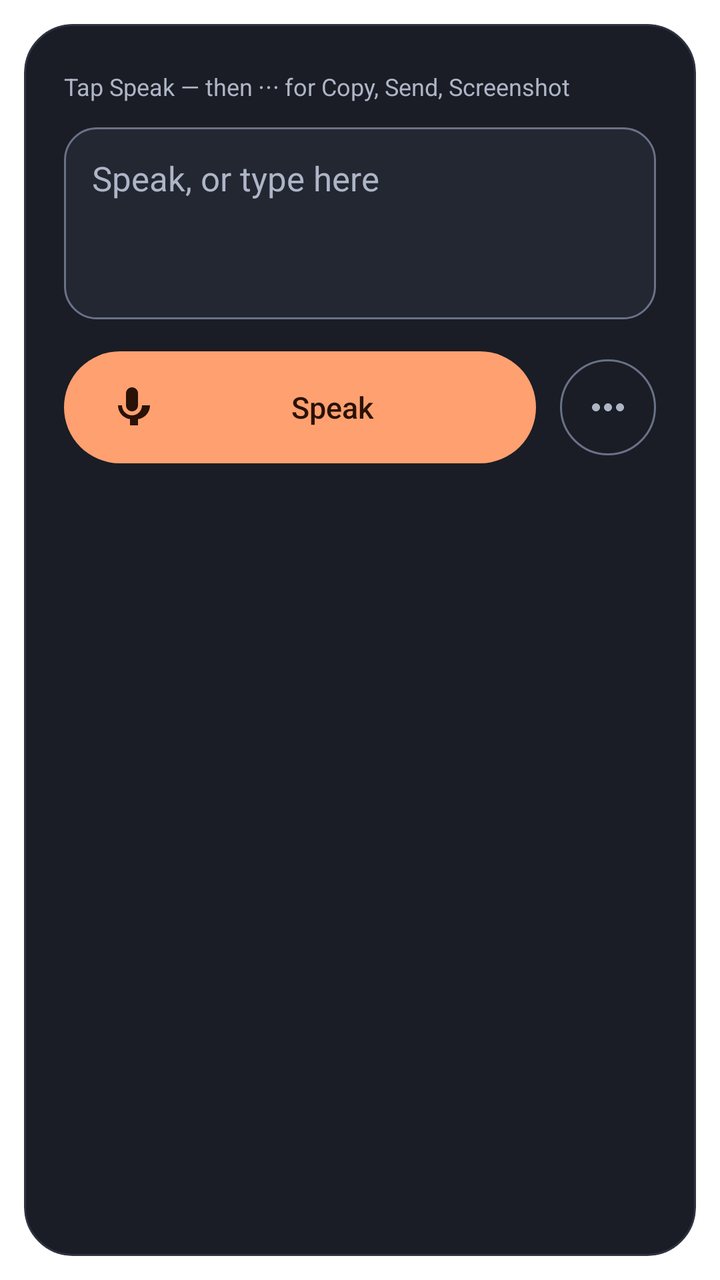
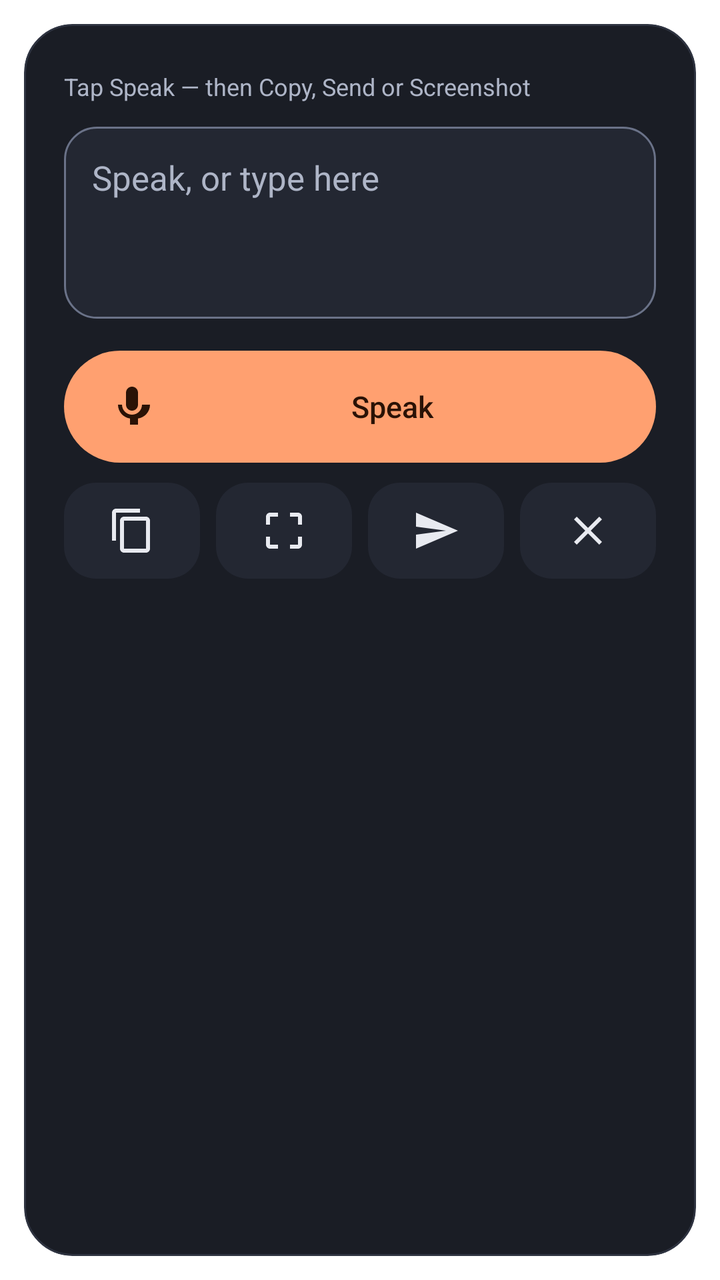

Screens rendered from an Android XML layout before and after an edit, with the pre-edit source and the edit as a unified diff.
<!-- AndroidManifest.xml: activity theme Theme.Dicta.Overlay -->
<!-- res/layout/activity_dictate.xml -->
<?xml version="1.0" encoding="utf-8"?>
<ScrollView xmlns:android="http://schemas.android.com/apk/res/android"
    android:layout_width="match_parent"
    android:layout_height="wrap_content"
    android:background="@drawable/card_bg"
    android:clipToOutline="true">

    <LinearLayout
        android:id="@+id/dictate_card"
        android:layout_width="match_parent"
        android:layout_height="wrap_content"
        android:orientation="vertical"
        android:padding="20dp">

        
        <LinearLayout
            android:id="@+id/overlay_status_strip"
            android:layout_width="match_parent"
            android:layout_height="wrap_content"
            android:orientation="horizontal"
            android:gravity="center_vertical"
            android:baselineAligned="false">

            
            <ProgressBar
                android:id="@+id/level_meter"
                style="?android:attr/progressBarStyleHorizontal"
                android:layout_width="72dp"
                android:layout_height="4dp"
                android:layout_marginEnd="10dp"
                android:max="100"
                android:progress="0"
                android:progressDrawable="@drawable/meter_progress"
                android:contentDescription="@string/level_meter_desc"
                android:visibility="gone" />

            
            <Space
                android:id="@+id/status_strip_spacer"
                android:layout_width="0dp"
                android:layout_height="1dp"
                android:layout_weight="1" />

            
            <TextView
                android:id="@+id/engine_badge"
                android:layout_width="wrap_content"
                android:layout_height="wrap_content"
                android:layout_marginStart="8dp"
                android:paddingStart="8dp"
                android:paddingEnd="8dp"
                android:paddingTop="2dp"
                android:paddingBottom="2dp"
                android:background="@drawable/badge_bg"
                android:textSize="11sp"
                android:maxLines="1"
                android:ellipsize="end"
                android:textColor="@color/dicta_on_accent_container"
                android:contentDescription="@string/engine_badge_desc"
                android:visibility="gone" />
        </LinearLayout>

        
        <TextView
            android:id="@+id/status_text"
            android:layout_width="match_parent"
            android:layout_height="wrap_content"
            android:layout_marginTop="2dp"
            android:text="@string/dictate_hint"
            android:textSize="12sp"
            android:maxLines="4"
            android:ellipsize="end"
            android:lineSpacingExtra="1dp"
            android:textColor="@color/dicta_on_surface_variant" />

        
        <EditText
            android:id="@+id/dictated_text"
            android:layout_width="match_parent"
            android:layout_height="wrap_content"
            android:layout_marginTop="12dp"
            android:minLines="3"
            android:gravity="top"
            android:hint="@string/dictate_text_hint"
            android:textSize="17sp"
            android:lineSpacingExtra="3dp"
            android:textColor="@color/dicta_on_surface"
            android:textColorHint="@color/dicta_on_surface_variant"
            android:background="@drawable/input_bg"
            android:padding="14dp"
            android:inputType="textMultiLine|textCapSentences" />

        
        <TextView
            android:id="@+id/attachment_note"
            android:layout_width="match_parent"
            android:layout_height="wrap_content"
            android:layout_marginTop="8dp"
            android:textSize="12sp"
            android:textColor="@color/dicta_on_surface_variant"
            android:visibility="gone"
            android:text="@string/screenshot_attached_note" />

        
        <LinearLayout
            android:layout_width="match_parent"
            android:layout_height="wrap_content"
            android:orientation="horizontal"
            android:layout_marginTop="16dp"
            android:gravity="center_vertical">

            <Button
                android:id="@+id/mic_button"
                android:layout_width="0dp"
                android:layout_height="56dp"
                android:layout_weight="1"
                android:background="@drawable/mic_pill_bg"
                android:drawableStart="@drawable/ic_mic"
                android:drawableTint="@color/dicta_on_accent"
                android:drawablePadding="8dp"
                android:paddingStart="22dp"
                android:paddingEnd="22dp"
                android:stateListAnimator="@null"
                android:textColor="@color/dicta_on_accent"
                android:textSize="15sp"
                android:textAllCaps="false"
                android:text="@string/start_dictation" />

            
            <Button
                android:id="@+id/retranscribe_button"
                android:layout_width="0dp"
                android:layout_height="56dp"
                android:layout_weight="1"
                android:background="@drawable/outline_button_bg"
                android:paddingStart="22dp"
                android:paddingEnd="22dp"
                android:stateListAnimator="@null"
                android:textColor="@color/dicta_on_surface"
                android:textSize="15sp"
                android:textAllCaps="false"
                android:visibility="gone"
                android:text="@string/history_retranscribe" />

            
            <ImageButton
                android:id="@+id/more_button"
                android:layout_width="48dp"
                android:layout_height="48dp"
                android:layout_marginStart="12dp"
                android:src="@drawable/ic_more"
                android:scaleType="center"
                android:background="@drawable/ghost_button_bg"
                android:tint="@color/dicta_on_surface_variant"
                android:contentDescription="@string/more_actions"
                android:tooltipText="@string/more_actions" />
        </LinearLayout>

        
        <LinearLayout
            android:id="@+id/action_row"
            android:layout_width="match_parent"
            android:layout_height="wrap_content"
            android:orientation="horizontal"
            android:layout_marginTop="10dp"
            android:visibility="gone">

            <ImageButton
                android:id="@+id/copy_button"
                android:layout_width="0dp"
                android:layout_height="48dp"
                android:layout_weight="1"
                android:src="@drawable/ic_copy"
                android:scaleType="center"
                android:background="@drawable/icon_button_bg"
                android:tint="@color/dicta_on_surface"
                android:contentDescription="@string/copy"
                android:tooltipText="@string/copy" />

            <ImageButton
                android:id="@+id/screenshot_button"
                android:layout_width="0dp"
                android:layout_height="48dp"
                android:layout_weight="1"
                android:layout_marginStart="8dp"
                android:src="@drawable/ic_screenshot"
                android:scaleType="center"
                android:background="@drawable/icon_button_bg"
                android:tint="@color/dicta_on_surface"
                android:contentDescription="@string/screenshot"
                android:tooltipText="@string/screenshot" />

            <ImageButton
                android:id="@+id/share_button"
                android:layout_width="0dp"
                android:layout_height="48dp"
                android:layout_weight="1"
                android:layout_marginStart="8dp"
                android:src="@drawable/ic_send"
                android:scaleType="center"
                android:background="@drawable/icon_button_bg"
                android:tint="@color/dicta_on_surface"
                android:contentDescription="@string/share"
                android:tooltipText="@string/share" />

            <ImageButton
                android:id="@+id/close_button"
                android:layout_width="0dp"
                android:layout_height="48dp"
                android:layout_weight="1"
                android:layout_marginStart="8dp"
                android:src="@drawable/ic_close"
                android:scaleType="center"
                android:background="@drawable/icon_button_bg"
                android:tint="@color/dicta_on_surface"
                android:contentDescription="@string/close"
                android:tooltipText="@string/close" />
        </LinearLayout>
    </LinearLayout>
</ScrollView>
<!-- resources referenced by this layout -->
<resources>
  <color name="dicta_on_accent">#2A1206</color>
  <color name="dicta_on_accent_container">#FFD3BC</color>
  <color name="dicta_on_surface">#E8EAF0</color>
  <color name="dicta_on_surface_variant">#AEB5C7</color>
  <!-- drawable badge_bg (drawable) -->
  <?xml version="1.0" encoding="utf-8"?>
  <shape xmlns:android="http://schemas.android.com/apk/res/android"
      android:shape="rectangle">
      <solid android:color="@color/dicta_accent_container" />
      <corners android:radius="8dp" />
  </shape>
  <!-- drawable card_bg (drawable) -->
  <?xml version="1.0" encoding="utf-8"?>
  <shape xmlns:android="http://schemas.android.com/apk/res/android"
      android:shape="rectangle">
      <solid android:color="@color/dicta_surface_2" />
      <corners android:radius="24dp" />
      <stroke android:width="1dp" android:color="@color/dicta_divider" />
  </shape>
  <!-- drawable ghost_button_bg (drawable) -->
  <?xml version="1.0" encoding="utf-8"?>
  <selector xmlns:android="http://schemas.android.com/apk/res/android">
      <item android:state_pressed="true">
          <shape android:shape="oval">
              <solid android:color="@color/dicta_accent_container" />
          </shape>
      </item>
      <item android:state_selected="true">
          <shape android:shape="oval">
              <solid android:color="@color/dicta_accent_container" />
              <stroke android:width="1dp" android:color="@color/dicta_accent" />
          </shape>
      </item>
      <item>
          <shape android:shape="oval">
              <solid android:color="@android:color/transparent" />
              <stroke android:width="1dp" android:color="@color/dicta_outline" />
          </shape>
      </item>
  </selector>
  <!-- drawable ic_more (drawable) -->
  <vector xmlns:android="http://schemas.android.com/apk/res/android"
      android:width="24dp"
      android:height="24dp"
      android:viewportWidth="24"
      android:viewportHeight="24">
      <path
          android:fillColor="#FFFFFFFF"
          android:pathData="M6,10c-1.1,0 -2,0.9 -2,2s0.9,2 2,2s2,-0.9 2,-2S7.1,10 6,10zM18,10c-1.1,0 -2,0.9 -2,2s0.9,2 2,2s2,-0.9 2,-2S19.1,10 18,10zM12,10c-1.1,0 -2,0.9 -2,2s0.9,2 2,2s2,-0.9 2,-2S13.1,10 12,10z" />
  </vector>
  <string name="close">Close</string>
  <string name="copy">Copy</string>
  <string name="dictate_hint">Tap Speak — then ⋯ for Copy, Send, Screenshot</string>
  <string name="dictate_text_hint">Speak, or type here</string>
  <string name="engine_badge_desc">Transcription engine</string>
  <string name="history_retranscribe">Re-transcribe</string>
  <string name="level_meter_desc">Microphone input level</string>
  <string name="more_actions">More actions</string>
  <string name="screenshot">Screenshot</string>
  <string name="screenshot_attached_note">Screenshot attached. Some apps (most chat apps) drop the text when an image is attached — use Copy if the text must arrive.</string>
  <string name="share">Send</string>
  <string name="start_dictation">Speak</string>
  <color name="dicta_accent_container">#4A2416</color>
  <color name="dicta_surface_2">#1A1D25</color>
  <color name="dicta_divider">#2E3340</color>
  <color name="dicta_accent">#FFA070</color>
  <color name="dicta_outline">#6A7288</color>
  <color name="dicta_text">@color/dicta_on_surface</color>
  <color name="dicta_surface_3">#232732</color>
  <!-- drawable meter_track_bg (drawable) -->
  <?xml version="1.0" encoding="utf-8"?>
  <shape xmlns:android="http://schemas.android.com/apk/res/android"
      android:shape="rectangle">
      <solid android:color="@color/dicta_surface_4" />
      <corners android:radius="2dp" />
  </shape>
  <color name="dicta_surface_4">#2E3340</color>
  <dimen name="overlay_window_inset">12dp</dimen>
  <!-- unchanged entries left out for length: 12 -->
</resources>

<!-- the commit's change to res/layout/activity_dictate.xml (unified diff, before → after) -->
@@ -142,18 +142,6 @@
                 android:visibility="gone"
                 android:text="@string/history_retranscribe" />
 
-            
-            <ImageButton
-                android:id="@+id/more_button"
-                android:layout_width="48dp"
-                android:layout_height="48dp"
-                android:layout_marginStart="12dp"
-                android:src="@drawable/ic_more"
-                android:scaleType="center"
-                android:background="@drawable/ghost_button_bg"
-                android:tint="@color/dicta_on_surface_variant"
-                android:contentDescription="@string/more_actions"
-                android:tooltipText="@string/more_actions" />
         </LinearLayout>
 
         
@@ -162,8 +150,7 @@
             android:layout_width="match_parent"
             android:layout_height="wrap_content"
             android:orientation="horizontal"
-            android:layout_marginTop="10dp"
-            android:visibility="gone">
+            android:layout_marginTop="10dp">
 
             <ImageButton
                 android:id="@+id/copy_button"
<!-- resource entries referenced after the edit -->
@@ -19,45 +19,13 @@
       <corners android:radius="24dp" />
       <stroke android:width="1dp" android:color="@color/dicta_divider" />
   </shape>
-  <!-- drawable ghost_button_bg (drawable) -->
-  <?xml version="1.0" encoding="utf-8"?>
-  <selector xmlns:android="http://schemas.android.com/apk/res/android">
-      <item android:state_pressed="true">
-          <shape android:shape="oval">
-              <solid android:color="@color/dicta_accent_container" />
-          </shape>
-      </item>
-      <item android:state_selected="true">
-          <shape android:shape="oval">
-              <solid android:color="@color/dicta_accent_container" />
-              <stroke android:width="1dp" android:color="@color/dicta_accent" />
-          </shape>
-      </item>
-      <item>
-          <shape android:shape="oval">
-              <solid android:color="@android:color/transparent" />
-              <stroke android:width="1dp" android:color="@color/dicta_outline" />
-          </shape>
-      </item>
-  </selector>
-  <!-- drawable ic_more (drawable) -->
-  <vector xmlns:android="http://schemas.android.com/apk/res/android"
-      android:width="24dp"
-      android:height="24dp"
-      android:viewportWidth="24"
-      android:viewportHeight="24">
-      <path
-          android:fillColor="#FFFFFFFF"
-          android:pathData="M6,10c-1.1,0 -2,0.9 -2,2s0.9,2 2,2s2,-0.9 2,-2S7.1,10 6,10zM18,10c-1.1,0 -2,0.9 -2,2s0.9,2 2,2s2,-0.9 2,-2S19.1,10 18,10zM12,10c-1.1,0 -2,0.9 -2,2s0.9,2 2,2s2,-0.9 2,-2S13.1,10 12,10z" />
-  </vector>
   <string name="close">Close</string>
   <string name="copy">Copy</string>
-  <string name="dictate_hint">Tap Speak — then ⋯ for Copy, Send, Screenshot</string>
+  <string name="dictate_hint">Tap Speak — then Copy, Send or Screenshot</string>
   <string name="dictate_text_hint">Speak, or type here</string>
   <string name="engine_badge_desc">Transcription engine</string>
   <string name="history_retranscribe">Re-transcribe</string>
   <string name="level_meter_desc">Microphone input level</string>
-  <string name="more_actions">More actions</string>
   <string name="screenshot">Screenshot</string>
   <string name="screenshot_attached_note">Screenshot attached. Some apps (most chat apps) drop the text when an image is attached — use Copy if the text must arrive.</string>
   <string name="share">Send</string>
